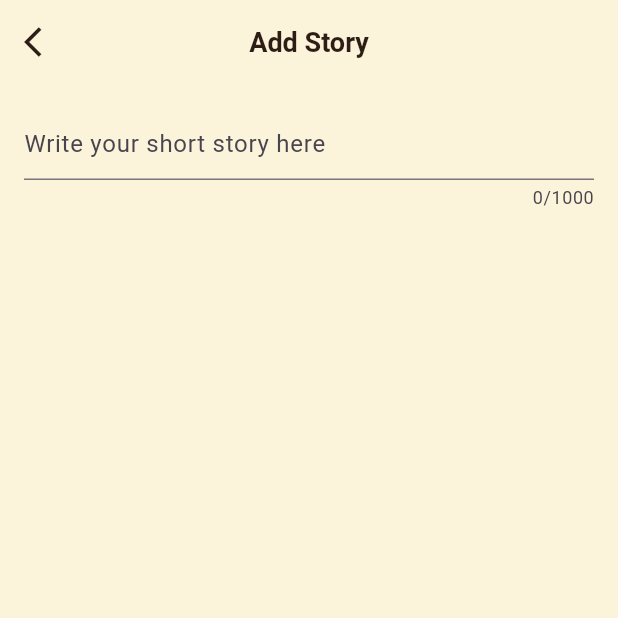
After one commit to vyshnavsreeshan/storyai, a Flutter app: the AddStoryScreen screen opened directly, on a phone screen of 412 x 824 dp, the top half of it. The commit adds this screen. Run offline on Flutter 3.47's test engine with Material 3 defaults, Android fonts, the phone set to English and light mode, and no system bars; our stand-ins replace animated_text_kit, cloud_firestore, firebase_auth, firebase_core, firebase_storage, flutter_tts and 5 more; missing offline and left inert: maps_launcher; accounts and stored records are empty.

Commit message:
upload Story

```diff
--- /dev/null
+++ b/lib/screens/addBookOrPost/addStoryScreen.dart
@@ -0,0 +1,233 @@
+import 'package:flutter/material.dart';
+import 'package:cloud_firestore/cloud_firestore.dart';
+import 'package:firebase_auth/firebase_auth.dart';
+import 'package:storyai/theme/pallete.dart';
+
+class Story {
+  final String story;
+  final List<String> genres;
+  final String name;
+
+  Story({
+    required this.story,
+    required this.genres,
+    required this.name,
+  });
+
+  Map<String, dynamic> toMap() {
+    return {
+      'story': story,
+      'genres': genres,
+    };
+  }
+}
+
+class AddStoryScreen extends StatefulWidget {
+  const AddStoryScreen({Key? key}) : super(key: key);
+
+  @override
+  State<AddStoryScreen> createState() => _AddStoryScreenState();
+}
+
+class _AddStoryScreenState extends State<AddStoryScreen> {
+  TextEditingController _textEditingController = TextEditingController();
+  TextEditingController _typeEditingController = TextEditingController();
+  bool _storyEntered = false; // Track whether story text has been entered
+  bool _typeEntered = false;
+  List<String> _selectedGenres = []; // List to store selected genres
+  User? user = FirebaseAuth.instance.currentUser;
+
+  // Predefined list of available genres
+  final List<String> availableGenres = [
+    'Adventure',
+    'Mystery',
+    'Science Fiction',
+    'Fantasy',
+    'Romance',
+  ];
+
+  void _addStoryToFirestore() async {
+    if (_storyEntered) {
+      // Get user information
+      if (user != null) {
+        final String uid = user!.uid;
+        final String name = user!.displayName ?? '';
+        final String profileUrl = user!.photoURL ?? '';
+
+        // Create the story object
+        final story = Story(
+          story: _textEditingController.text,
+          genres: _selectedGenres,
+          name: name,
+        );
+
+        try {
+          // Add story to Firestore
+          await FirebaseFirestore.instance.collection('stories').add({
+            ...story.toMap(),
+            'userId': uid,
+            'username': name,
+            'profileUrl': profileUrl,
+          });
+          // Clear text fields and selected genres
+          _textEditingController.clear();
+          _selectedGenres.clear();
+          _storyEntered = false;
+          setState(() {});
+          Navigator.pop(context);
+          // Show success message or navigate to another screen
+        } catch (e) {
+          print('Error adding story to Firestore: $e');
+          // Show error message
+        }
+      }
+    }
+  }
+
+  @override
+  Widget build(BuildContext context) {
+    return Scaffold(
+      appBar: AppBar(
+        backgroundColor: Colors.transparent,
+        centerTitle: true,
+        automaticallyImplyLeading: false,
+        elevation: 0,
+        leading: IconButton(
+          icon: Icon(Icons.arrow_back_ios, color: Pallete.brown),
+          onPressed: () => Navigator.pop(context, false),
+        ),
+        title: Text(
+          "Add Story",
+          style: TextStyle(
+            color: Pallete.brown,
+            fontSize: 18,
+            fontWeight: FontWeight.bold,
+          ),
+        ),
+      ),
+      body: Padding(
+        padding: const EdgeInsets.all(16.0),
+        child: Column(
+          crossAxisAlignment: CrossAxisAlignment.start,
+          children: [
+            TextField(
+              controller: _textEditingController,
+              decoration: InputDecoration(
+                hintText: 'Write your short story here',
+              ),
+              maxLines: null,
+              maxLength: 1000, // Allow multiple lines of text
+              onChanged: (text) {
+                setState(() {
+                  _storyEntered = text.isNotEmpty; // Track if story is entered
+                });
+              },
+            ),
+            SizedBox(height: 20),
+            _storyEntered
+                ? Column(
+                    crossAxisAlignment: CrossAxisAlignment.start,
+                    children: [
+                      Text(
+                        'Select Genre(s):',
+                        style: TextStyle(
+                          fontWeight: FontWeight.bold,
+                          fontSize: 16,
+                        ),
+                      ),
+                      SizedBox(height: 10),
+                      Autocomplete<String>(
+                        optionsBuilder: (TextEditingValue textEditingValue) {
+                          if (textEditingValue.text.isEmpty) {
+                            return const Iterable<String>.empty();
+                          }
+                          return availableGenres.where((String option) {
+                            return option.toLowerCase().contains(
+                                  textEditingValue.text.toLowerCase(),
+                                );
+                          });
+                        },
+                        onSelected: (String selection) {
+                          setState(() {
+                            _selectedGenres.add(selection);
+                            _typeEditingController.text = selection;
+                            _typeEditingController.clear();
+                            _typeEntered = _selectedGenres.isNotEmpty;
+                          });
+                        },
+                        fieldViewBuilder: (BuildContext context,
+                            TextEditingController fieldTextEditingController,
+                            FocusNode fieldFocusNode,
+                            VoidCallback onFieldSubmitted) {
+                          _typeEditingController = fieldTextEditingController;
+                          return TextField(
+                            controller: fieldTextEditingController,
+                            focusNode: fieldFocusNode,
+                            decoration: InputDecoration(
+                              hintText: 'Type of the story',
+                            ),
+                          );
+                        },
+                        optionsViewBuilder: (BuildContext context,
+                            AutocompleteOnSelected<String> onSelected,
+                            Iterable<String> options) {
+                          return Align(
+                            alignment: Alignment.topLeft,
+                            child: Material(
+                              elevation: 4.0,
+                              child: SizedBox(
+                                height: 200.0,
+                                child: ListView.builder(
+                                  padding: EdgeInsets.zero,
+                                  itemCount: options.length,
+                                  itemBuilder:
+                                      (BuildContext context, int index) {
+                                    final String option =
+                                        options.elementAt(index);
+                                    return GestureDetector(
+                                      onTap: () {
+                                        onSelected(option);
+                                      },
+                                      child: ListTile(
+                                        title: Text(option),
+                                      ),
+                                    );
+                                  },
+                                ),
+                              ),
+                            ),
+                          );
+                        },
+                      ),
+                      SizedBox(height: 20),
+                      // Display selected genres
+                      Wrap(
+                        children: _selectedGenres
+                            .map(
+                              (genre) => Chip(
+                                label: Text(genre),
+                                onDeleted: () {
+                                  setState(() {
+                                    _selectedGenres.remove(genre);
+                                    _typeEntered = _selectedGenres.isNotEmpty;
+                                  });
+                                },
+                              ),
+                            )
+                            .toList(),
+                      ),
+                      SizedBox(height: 20),
+                    ],
+                  )
+                : SizedBox(),
+            if (_typeEntered)
+              ElevatedButton(
+                onPressed: _addStoryToFirestore,
+                child: Text('Save Story'),
+              )
+          ],
+        ),
+      ),
+    );
+  }
+}
--- a/pubspec.yaml
+++ b/pubspec.yaml
@@ -15,6 +15,7 @@ dependencies:
   flutter:
     sdk: flutter
   flutter_riverpod: ^2.4.9
+  flutter_sound: ^9.2.13
   flutter_tts: ^3.2.2
   geocoding: ^2.1.1
   geolocator: ^10.1.0
```
Also changed, not shown: lib/screens/addBookOrPost/AddOptionsScreen.dart (+25 -0 lines), pubspec.lock, 1 other file.
